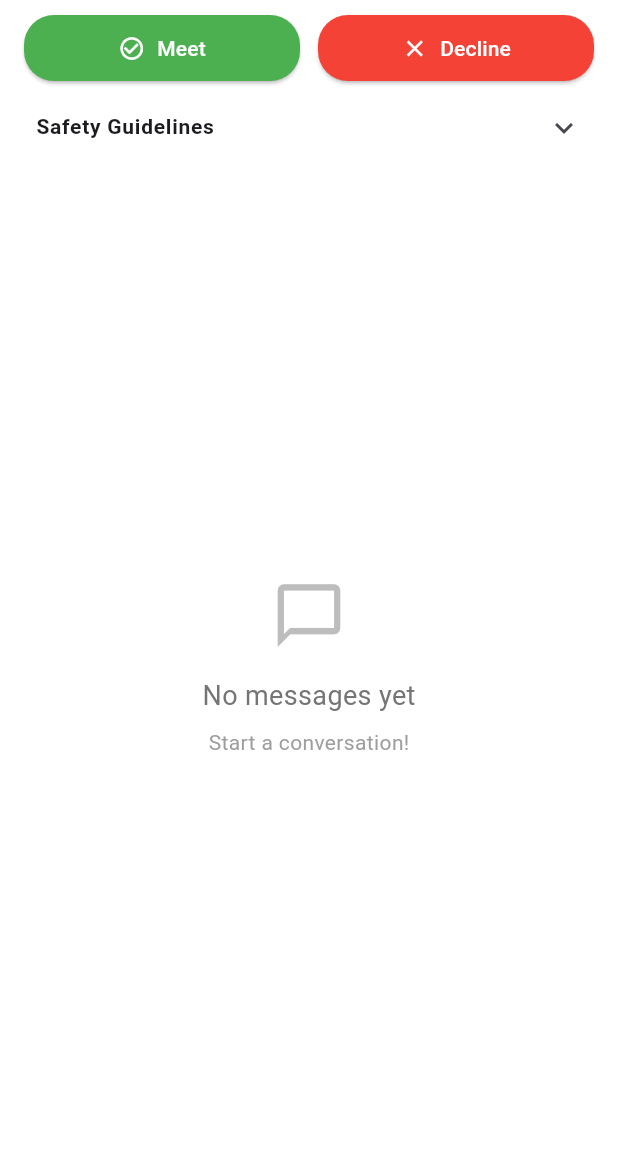
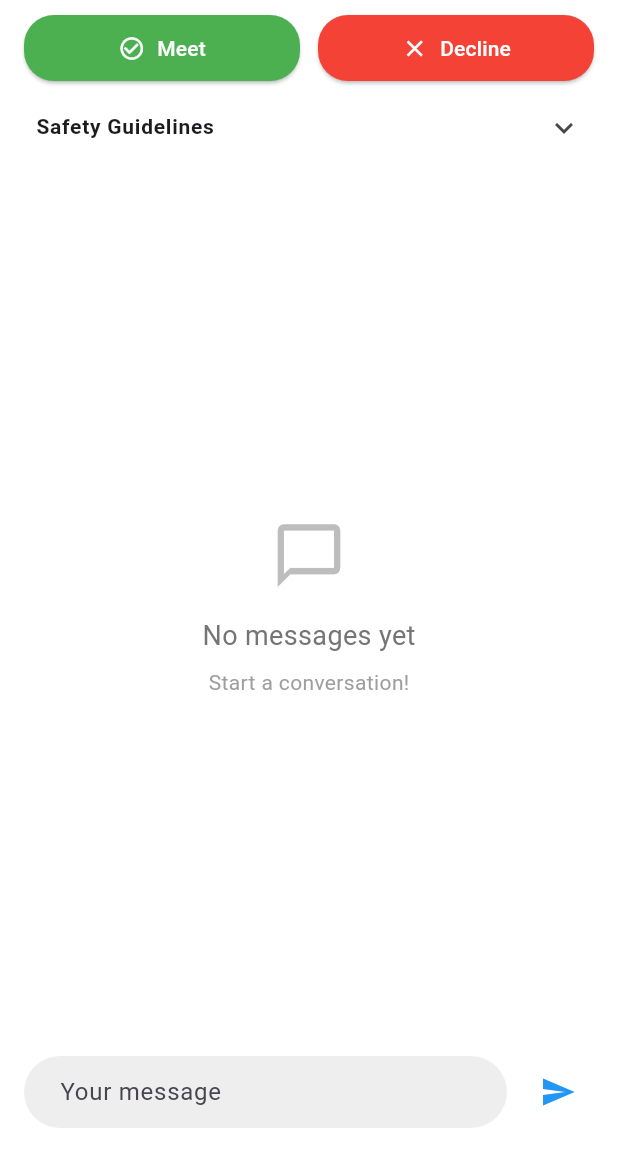
Before and after one commit to encounterapp/encounter_app, a Flutter app: the ChatScreen screen opened directly with empty values, on a phone screen of 412 x 824 dp, the part 84-1236 px from its top. Run offline on Flutter 3.47's test engine with Material 3 defaults, Android fonts, the phone set to English and light mode, and no system bars; our stand-ins replace geolocator, google_maps_flutter, image_picker, shared_preferences, supabase_flutter, timeago; accounts and stored records are empty; network calls fail.

Commit message:
Adding back input message field

```diff
--- a/lib/pages/new_chat.dart
+++ b/lib/pages/new_chat.dart
@@ -608,6 +608,9 @@ Future<void> _handleMeetingResult(bool didMeet) async {
 
   // Show message list
   return Expanded(
+    child: Column(
+      children: [
+        Expanded(
           child: MessagesList(
             messagesStream: _controller.messagesStream,
             messages: _controller.messages,
@@ -623,6 +626,14 @@ Future<void> _handleMeetingResult(bool didMeet) async {
               message: message,
             ),
           ),
+        ),
+        // Add message input field only if chat is not ended
+        if (!_controller.isChatEnded)
+          MessageInput(
+            onSend: (text) => _controller.sendMessage(text),
+          ),
+      ],
+    ),
   );
 }
 }
```
Lines whose indentation alone changed are shown as unchanged.
